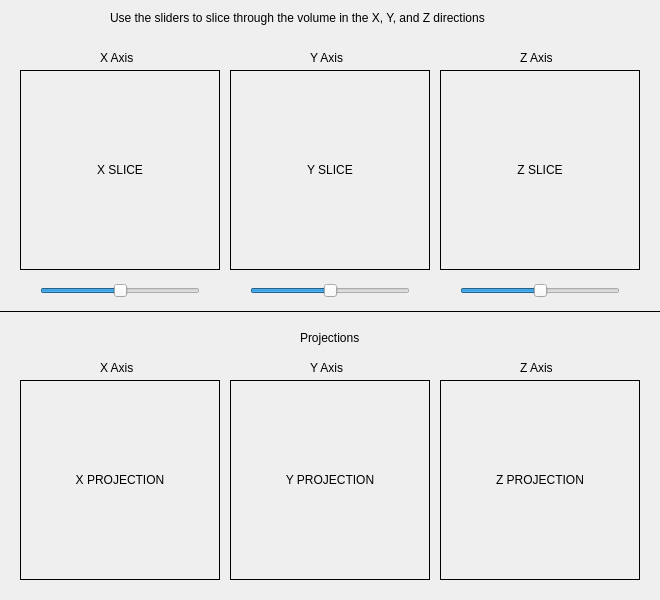
The window that src/apps/VolumeSlicer/VolumeSlicerWindow.ui (hosny1993/My_Final_Project) describes before a commit, drawn with Qt 5.
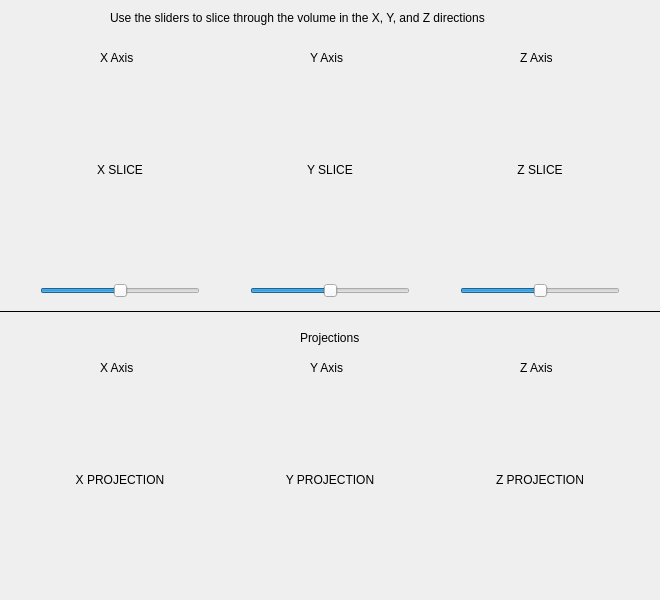
The same window after the commit.

Commit message: Some cleanups, updating the Volume and Image classes and adding a Line class.

```diff
--- a/src/apps/VolumeSlicer/VolumeSlicerWindow.ui
+++ b/src/apps/VolumeSlicer/VolumeSlicerWindow.ui
@@ -147,7 +147,7 @@
     </rect>
    </property>
    <property name="frameShape">
-    <enum>QFrame::Box</enum>
+    <enum>QFrame::NoFrame</enum>
    </property>
    <property name="text">
     <string>X SLICE</string>
@@ -169,7 +169,7 @@
     </rect>
    </property>
    <property name="frameShape">
-    <enum>QFrame::Box</enum>
+    <enum>QFrame::NoFrame</enum>
    </property>
    <property name="text">
     <string>Y SLICE</string>
@@ -191,7 +191,7 @@
     </rect>
    </property>
    <property name="frameShape">
-    <enum>QFrame::Box</enum>
+    <enum>QFrame::NoFrame</enum>
    </property>
    <property name="text">
     <string>Z SLICE</string>
@@ -213,7 +213,7 @@
     </rect>
    </property>
    <property name="frameShape">
-    <enum>QFrame::Box</enum>
+    <enum>QFrame::NoFrame</enum>
    </property>
    <property name="text">
     <string>X PROJECTION</string>
@@ -235,7 +235,7 @@
     </rect>
    </property>
    <property name="frameShape">
-    <enum>QFrame::Box</enum>
+    <enum>QFrame::NoFrame</enum>
    </property>
    <property name="text">
     <string>Y PROJECTION</string>
@@ -257,7 +257,7 @@
     </rect>
    </property>
    <property name="frameShape">
-    <enum>QFrame::Box</enum>
+    <enum>QFrame::NoFrame</enum>
    </property>
    <property name="text">
     <string>Z PROJECTION</string>
```
The commit also changes 11 other files.
